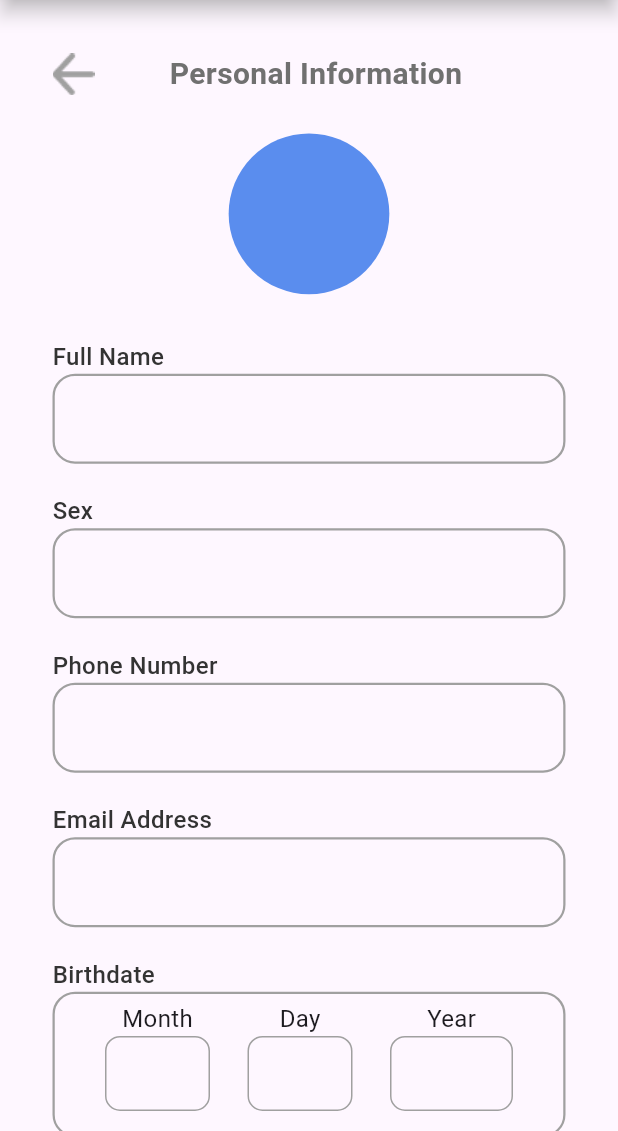
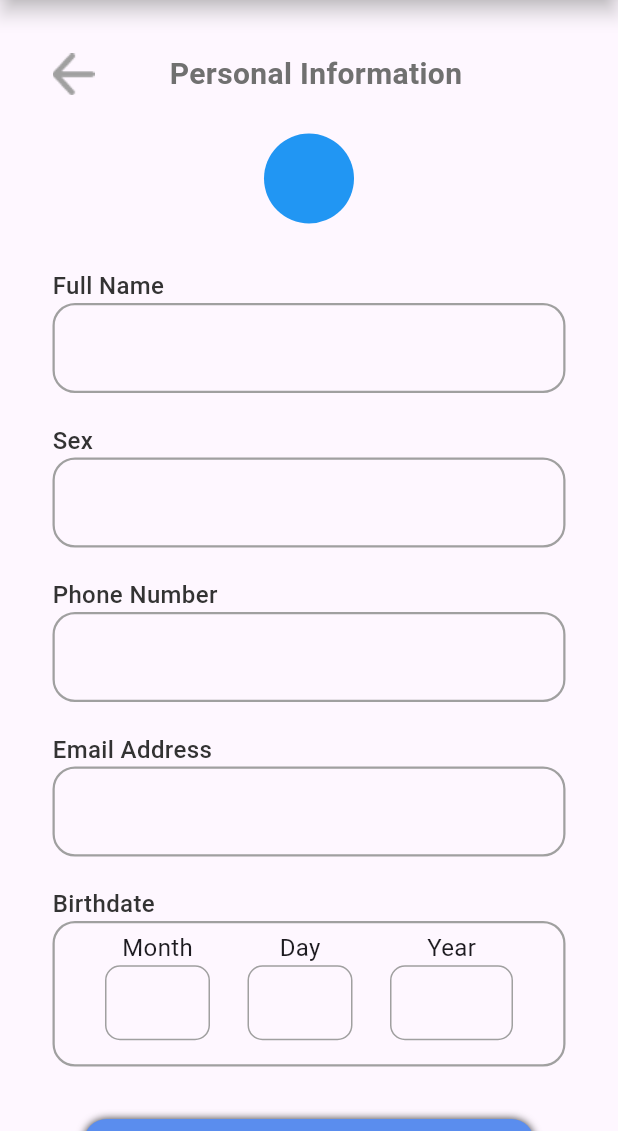
Before and after one commit to isiisiisi/KinetiCARE, a Flutter app: the PersonalInfo screen opened directly, on a phone screen of 412 x 824 dp, the part 105-1236 px from its top. Run offline on Flutter 3.47's test engine with Material 3 defaults, Android fonts, the phone set to English and light mode, and no system bars; our stand-ins replace cloud_firestore, firebase_auth, firebase_core, fl_chart, percent_indicator, rxdart and 1 more; accounts and stored records are empty.

Commit message:
progress for ui in patient profile

```diff
--- a/lib/roles/patient/personal_info.dart
+++ b/lib/roles/patient/personal_info.dart
@@ -1,6 +1,7 @@
 import 'package:cloud_firestore/cloud_firestore.dart';
 import 'package:firebase_auth/firebase_auth.dart';
 import 'package:flutter/material.dart';
+import 'package:kineticare/components/initials_avatar.dart';
 import 'package:kineticare/components/patient_components/patient_appbar.dart';
 import 'package:kineticare/roles/patient/edit_personal_info.dart';
 import 'package:kineticare/roles/patient/emergency_contact.dart';
@@ -16,8 +17,16 @@ class PersonalInfo extends StatefulWidget {
 
 class _PersonalInfoState extends State<PersonalInfo> {
   late User user;
-  String name = '';
+  String firstName = '';
+  String middleName = '';
+  String lastName = '';
   String email = '';
+  String gender = '';
+  String phone = '';
+  String birthDate = '';
+  String birthMonth = '';
+  String birthDay = '';
+  String birthYear = '';
 
   @override
   void initState() {
@@ -35,8 +44,23 @@ class _PersonalInfoState extends State<PersonalInfo> {
 
       if (documentSnapshot.exists) {
         setState(() {
-          name = documentSnapshot.get('name') ?? '';
+          firstName = documentSnapshot.get('firstName') ?? '';
           email = documentSnapshot.get('email') ?? '';
+          gender = documentSnapshot.get('gender') ?? '';
+          phone = documentSnapshot.get('phone') ?? '';
+          birthDate = documentSnapshot.get('birthDate') ?? '';
+          lastName = documentSnapshot.get('lastName') ?? '';
+          middleName = documentSnapshot.get('middleName') ?? '';
+
+          // Split the birthDate into month, day, and year
+          if (birthDate.isNotEmpty) {
+            List<String> dateParts = birthDate.split('/');
+            if (dateParts.length == 3) {
+              birthMonth = dateParts[0];
+              birthDay = dateParts[1];
+              birthYear = dateParts[2];
+            }
+          }
         });
       } else {
         print('Document does not exist');
@@ -67,8 +91,9 @@ class _PersonalInfoState extends State<PersonalInfo> {
                         Navigator.pushReplacement(
                           context,
                           MaterialPageRoute(
-                                builder: (context) =>
-                                    const PatientNavBar()));
+                            builder: (context) => const PatientNavBar(),
+                          ),
+                        );
                       },
                       child: Image.asset(AppImages.backArrow),
                     ),
@@ -78,16 +103,17 @@ class _PersonalInfoState extends State<PersonalInfo> {
                       style: TextStyle(
                         fontSize: 20,
                         fontWeight: FontWeight.bold,
-                          color: Color(0xFF707070)),
+                        color: Color(0xFF707070),
+                      ),
                     ),
                   ],
                 ),
                 const SizedBox(height: 25),
-                Container(
-                  height: 107.14,
-                  width: 109,
-                  decoration: const BoxDecoration(
-                      shape: BoxShape.circle, color: Color(0xFF5A8DEE)),
+                InitialsAvatar(
+                  firstName: firstName,
+                  radius: 30,
+                  backgroundColor: Colors.blue,
+                  textColor: Colors.white,
                 ),
                 const SizedBox(height: 30),
                 const Align(
@@ -97,8 +123,10 @@ class _PersonalInfoState extends State<PersonalInfo> {
                     style: TextStyle(
                       fontSize: 16,
                       fontWeight: FontWeight.w500,
-                          color: Color(0xFF333333)),
-                    )),
+                      color: Color(0xFF333333),
+                    ),
+                  ),
+                ),
                 Container(
                   height: 60,
                   width: 395,
@@ -107,12 +135,13 @@ class _PersonalInfoState extends State<PersonalInfo> {
                     border: Border.all(
                       style: BorderStyle.solid,
                       width: 1.5,
-                          color: const Color(0xFFA0A0A0))),
+                      color: const Color(0xFFA0A0A0),
+                    ),
+                  ),
                   child: Padding(
-                    padding: const EdgeInsets.symmetric(
-                        horizontal: 15, vertical: 15),
+                    padding: const EdgeInsets.symmetric(horizontal: 15, vertical: 15),
                     child: Text(
-                      name,
+                      '$firstName $middleName $lastName',
                       style: const TextStyle(
                         fontSize: 16,
                         fontWeight: FontWeight.normal,
@@ -128,8 +157,10 @@ class _PersonalInfoState extends State<PersonalInfo> {
                     style: TextStyle(
                       fontSize: 16,
                       fontWeight: FontWeight.w500,
-                          color: Color(0xFF333333)),
-                    )),
+                      color: Color(0xFF333333),
+                    ),
+                  ),
+                ),
                 Container(
                   height: 60,
                   width: 395,
@@ -138,12 +169,13 @@ class _PersonalInfoState extends State<PersonalInfo> {
                     border: Border.all(
                       style: BorderStyle.solid,
                       width: 1.5,
-                          color: const Color(0xFFA0A0A0))),
+                      color: const Color(0xFFA0A0A0),
+                    ),
+                  ),
                   child: Padding(
-                    padding: const EdgeInsets.symmetric(
-                        horizontal: 15, vertical: 15),
+                    padding: const EdgeInsets.symmetric(horizontal: 15, vertical: 15),
                     child: Text(
-                      name,
+                      gender,
                       style: const TextStyle(
                         fontSize: 16,
                         fontWeight: FontWeight.normal,
@@ -159,8 +191,10 @@ class _PersonalInfoState extends State<PersonalInfo> {
                     style: TextStyle(
                       fontSize: 16,
                       fontWeight: FontWeight.w500,
-                          color: Color(0xFF333333)),
-                    )),
+                      color: Color(0xFF333333),
+                    ),
+                  ),
+                ),
                 Container(
                   height: 60,
                   width: 395,
@@ -169,12 +203,13 @@ class _PersonalInfoState extends State<PersonalInfo> {
                     border: Border.all(
                       style: BorderStyle.solid,
                       width: 1.5,
-                          color: const Color(0xFFA0A0A0))),
+                      color: const Color(0xFFA0A0A0),
+                    ),
+                  ),
                   child: Padding(
-                    padding: const EdgeInsets.symmetric(
-                        horizontal: 15, vertical: 15),
+                    padding: const EdgeInsets.symmetric(horizontal: 15, vertical: 15),
                     child: Text(
-                      name,
+                      phone,
                       style: const TextStyle(
                         fontSize: 16,
                         fontWeight: FontWeight.normal,
@@ -190,8 +225,10 @@ class _PersonalInfoState extends State<PersonalInfo> {
                     style: TextStyle(
                       fontSize: 16,
                       fontWeight: FontWeight.w500,
-                          color: Color(0xFF333333)),
-                    )),
+                      color: Color(0xFF333333),
+                    ),
+                  ),
+                ),
                 Container(
                   height: 60,
                   width: 395,
@@ -200,10 +237,11 @@ class _PersonalInfoState extends State<PersonalInfo> {
                     border: Border.all(
                       style: BorderStyle.solid,
                       width: 1.5,
-                          color: const Color(0xFFA0A0A0))),
+                      color: const Color(0xFFA0A0A0),
+                    ),
+                  ),
                   child: Padding(
-                    padding: const EdgeInsets.symmetric(
-                        horizontal: 15, vertical: 15),
+                    padding: const EdgeInsets.symmetric(horizontal: 15, vertical: 15),
                     child: Text(
                       email,
                       style: const TextStyle(
@@ -221,8 +259,10 @@ class _PersonalInfoState extends State<PersonalInfo> {
                     style: TextStyle(
                       fontSize: 16,
                       fontWeight: FontWeight.w500,
-                          color: Color(0xFF333333)),
-                    )),
+                      color: Color(0xFF333333),
+                    ),
+                  ),
+                ),
                 Container(
                   height: 97,
                   width: 395,
@@ -231,7 +271,9 @@ class _PersonalInfoState extends State<PersonalInfo> {
                     border: Border.all(
                       style: BorderStyle.solid,
                       width: 1.5,
-                          color: const Color(0xFFA0A0A0))),
+                      color: const Color(0xFFA0A0A0),
+                    ),
+                  ),
                   child: Row(
                     mainAxisAlignment: MainAxisAlignment.center,
                     children: [
@@ -250,13 +292,23 @@ class _PersonalInfoState extends State<PersonalInfo> {
                           Container(
                             width: 70,
                             height: 50,
+                            alignment: Alignment.center,
                             decoration: BoxDecoration(
                               borderRadius: BorderRadius.circular(10),
                               border: Border.all(
                                 color: const Color(0xFFA0A0A0),
                                 style: BorderStyle.solid,
-                                    width: 1.0)),
-                          )
+                                width: 1.0,
+                              ),
+                            ),
+                            child: Text(
+                              birthMonth,
+                              style: const TextStyle(
+                                fontSize: 16,
+                                fontWeight: FontWeight.normal,
+                              ),
+                            ),
+                          ),
                         ],
                       ),
                       const SizedBox(width: 25),
@@ -275,13 +327,23 @@ class _PersonalInfoState extends State<PersonalInfo> {
                           Container(
                             width: 70,
                             height: 50,
+                            alignment: Alignment.center,
                             decoration: BoxDecoration(
                               borderRadius: BorderRadius.circular(10),
                               border: Border.all(
                                 color: const Color(0xFFA0A0A0),
                                 style: BorderStyle.solid,
-                                    width: 1.0)),
-                          )
+                                width: 1.0,
+                              ),
+                            ),
+                            child: Text(
+                              birthDay,
+                              style: const TextStyle(
+                                fontSize: 16,
+                                fontWeight: FontWeight.normal,
+                              ),
+                            ),
+                          ),
                         ],
                       ),
                       const SizedBox(width: 25),
@@ -300,13 +362,23 @@ class _PersonalInfoState extends State<PersonalInfo> {
                           Container(
                             width: 82,
                             height: 50,
+                            alignment: Alignment.center,
                             decoration: BoxDecoration(
                               borderRadius: BorderRadius.circular(10),
                               border: Border.all(
                                 color: const Color(0xFFA0A0A0),
                                 style: BorderStyle.solid,
-                                    width: 1.0)),
-                          )
+                                width: 1.0,
+                              ),
+                            ),
+                            child: Text(
+                              birthYear,
+                              style: const TextStyle(
+                                fontSize: 16,
+                                fontWeight: FontWeight.normal,
+                              ),
+                            ),
+                          ),
                         ],
                       ),
                     ],
@@ -318,7 +390,9 @@ class _PersonalInfoState extends State<PersonalInfo> {
                     Navigator.pushReplacement(
                       context,
                       MaterialPageRoute(
-                            builder: (context) => const EmergencyContact()));
+                        builder: (context) => const EmergencyContact(),
+                      ),
+                    );
                   },
                   child: Container(
                     width: 300,
@@ -330,8 +404,10 @@ class _PersonalInfoState extends State<PersonalInfo> {
                         BoxShadow(
                           color: Color(0xFF333333),
                           blurRadius: 4.0,
-                              offset: Offset(0.0, 0.55))
-                        ]),
+                          offset: Offset(0.0, 0.55),
+                        ),
+                      ],
+                    ),
                     child: const Padding(
                       padding: EdgeInsets.only(top: 15),
                       child: Text(
@@ -340,7 +416,8 @@ class _PersonalInfoState extends State<PersonalInfo> {
                         style: TextStyle(
                           fontSize: 16,
                           fontWeight: FontWeight.w500,
-                            color: Colors.white),
+                          color: Colors.white,
+                        ),
                       ),
                     ),
                   ),
@@ -351,7 +428,9 @@ class _PersonalInfoState extends State<PersonalInfo> {
                     Navigator.pushReplacement(
                       context,
                       MaterialPageRoute(
-                            builder: (context) => const EditPersonalInfo()));
+                        builder: (context) => const EditPersonalInfo(),
+                      ),
+                    );
                   },
                   child: Container(
                     width: 300,
@@ -360,13 +439,17 @@ class _PersonalInfoState extends State<PersonalInfo> {
                       color: Colors.white,
                       borderRadius: BorderRadius.circular(15),
                       border: Border.all(
-                            width: 2, color: const Color(0xFF5A8DEE)),
+                        width: 2,
+                        color: const Color(0xFF5A8DEE),
+                      ),
                       boxShadow: const <BoxShadow>[
                         BoxShadow(
                           color: Color(0xFF333333),
                           blurRadius: 4.0,
-                              offset: Offset(0.0, 0.55))
-                        ]),
+                          offset: Offset(0.0, 0.55),
+                        ),
+                      ],
+                    ),
                     child: const Padding(
                       padding: EdgeInsets.only(top: 15),
                       child: Text(
@@ -375,14 +458,17 @@ class _PersonalInfoState extends State<PersonalInfo> {
                         style: TextStyle(
                           fontSize: 16,
                           fontWeight: FontWeight.w500,
-                            color: Color(0xFF5A8DEE)),
+                          color: Color(0xFF5A8DEE),
+                        ),
                       ),
                     ),
                   ),
                 ),
               ],
             ),
-          )),
-        ));
+          ),
+        ),
+      ),
+    );
   }
 }
```
Also changed, not shown: lib/roles/patient/emergency_contact.dart (+17 -13 lines), lib/roles/patient/general_settings.dart (added, +10 -0 lines), lib/roles/patient/help_center.dart (added, +10 -0 lines), lib/roles/patient/patient_profile.dart (+97 -39 lines), lib/roles/patient/payment_and_billing.dart (added, +10 -0 lines), lib/roles/patient/therapist_info.dart (added, +10 -0 lines). Lines whose indentation alone changed are shown as unchanged.
